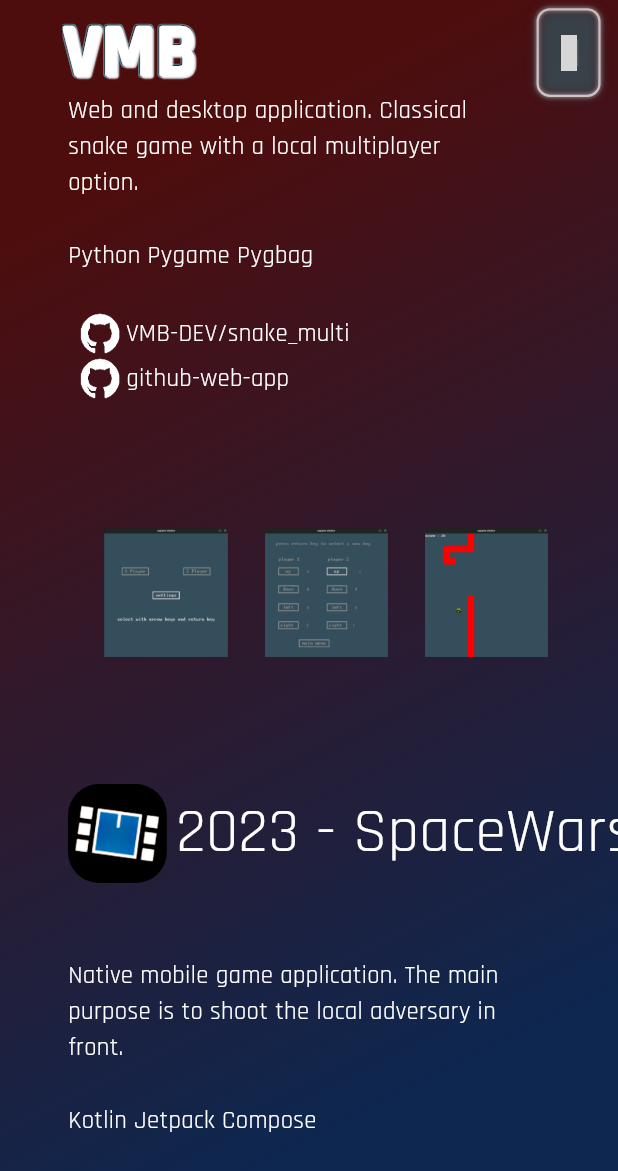
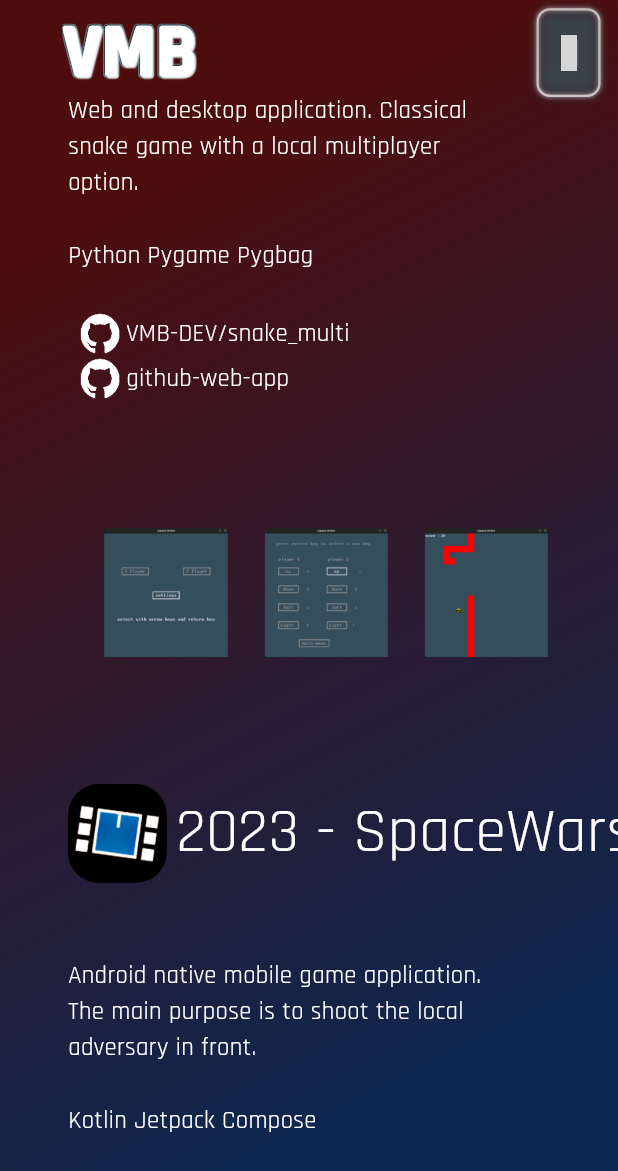
Before and after one commit to VMB-DEV/vmb_portfolio, a Flutter app: the screen it shows after launch, scrolled down 2304 dp, on a phone screen of 412 x 824 dp. Shown: the top 1171 px of the screen. Run offline on Flutter 3.47's test engine with Material 3 defaults, Android fonts, the phone set to English and light mode, and no system bars; drawn by our look-alikes of bordered_text; our stand-ins replace flutter_riverpod, get_it, google_fonts, material_symbols_icons, shared_preferences; grey boxes are pictures that could not be loaded.

Commit message:
feat: projects concepts in english and french

```diff
--- a/lib/features/projects/data/data_source/local_data_source_projects.dart
+++ b/lib/features/projects/data/data_source/local_data_source_projects.dart
@@ -2,11 +2,12 @@ import 'package:flutter/material.dart';
 import 'package:vmb_portfolio/core/data/values/picture_type.dart';
 import 'package:vmb_portfolio/core/data/values/url_type.dart';
 
+import '../../../../core/data/values/languages.dart';
 import '../../Project.dart';
 import '../values/data_project.dart';
 
 abstract class ProjectsLocalDataSource {
-  String getConcept(Project project);
+  Map<Languages, String> getConcept(Project project);
   String getDescription(Project project);
   String getTechno(Project project);
   List<(PictureType, UrlType)> getLinks(Project project);
@@ -14,7 +15,7 @@ abstract class ProjectsLocalDataSource {
 
 class ProjectsLocalDataSourceImpl implements ProjectsLocalDataSource {
   @override
-  String getConcept(Project project) => switch (project) {
+  Map<Languages, String> getConcept(Project project) => switch (project) {
     Project.portfolio => ProjectData.portfolio.concept,
     Project.robuzzle => ProjectData.robuzzle.concept,
     Project.snake => ProjectData.snake.concept,
--- a/lib/features/projects/data/model/model_project.dart
+++ b/lib/features/projects/data/model/model_project.dart
@@ -1,11 +1,12 @@
 import 'dart:ui';
 
 import 'package:vmb_portfolio/core/data/values/url_type.dart';
+import '../../../../core/data/values/languages.dart';
 import '../../Project.dart';
 
 class ProjectModel {
   final Project type;
-  final String concept;
+  final Map<Languages, String> concept;
   final String description;
   final String techno;
   final Image icon;
--- a/lib/features/projects/data/values/data_project.dart
+++ b/lib/features/projects/data/values/data_project.dart
@@ -1,9 +1,13 @@
+import 'package:vmb_portfolio/core/data/values/languages.dart';
 import 'package:vmb_portfolio/core/data/values/picture_type.dart';
 import 'package:vmb_portfolio/core/data/values/url_type.dart';
 
 enum ProjectData {
   portfolio(
-    concept: "Web application made to present my self in a interactive way. Designs are inspired by Cobinna David's and Saxena Sakshi's work.",
+    concept: {
+      Languages.english: "Web application made to present my self in a interactive way. Designs are inspired by Cobinna David's and Saxena Sakshi's work.",
+      Languages.french: "Application web pour me présenter de manière interactive. Directement inspiré du travail de David Cobinna et Saxena Sakshi."
+    },
     description: "This Web application is deployed with firebase. Built with the Flutter framework, this project has been built with usefull packages like flutter_riverpod (or google_fonts). The main idea was to work in a clean architecture to make a maintainable portfolio and easily upgradable",
     techno:  "Dart, Flutter, Riverpod",
     icon: PictureType.portfolioIcon,
@@ -18,7 +22,10 @@ enum ProjectData {
     ],
   ),
   robuzzle(
-    concept: "Web and Mobile game application. The main purpose of the game is to conceive algorithms to instruct a space ship on how to get all the stars on a map",
+    concept: {
+      Languages.english: "Web and Mobile game application. The main purpose of the game is to conceive algorithms to instruct a space ship on how to get all the stars on a map.",
+      Languages.french: "Application web et mobile. Le jeu se base sur une logique algorithmique de déplacements conditionnés pour résoudre un puzzle en récupérant toutes les étoiles affichées."
+    },
     description: "This application deployed with firebase has been build with Dart on the Flutter framework. The project use ",
     techno:  "Dart, Flutter, BLoC, Hive",
     icon: PictureType.robuzzleIcon,
@@ -34,7 +41,10 @@ enum ProjectData {
     ],
   ),
   snake(
-    concept: "Web and desktop application. Classical snake game with a local multiplayer option.",
+    concept: {
+      Languages.english: "Web and desktop application. Classical snake game with a local multiplayer option.",
+      Languages.french: "Application web et de bureau. Un snake des plus classique jouable à deux en local",
+    },
     description: "Game developed at the end of a 2 weeks bootcamp on python in Yutopia. Mainly used the pygame engine to run it and a structured architecture for an easy maintenance. Hosted on the github service.",
     techno:  "Python Pygame Pygbag",
     icon: PictureType.snakeIcon,
@@ -49,7 +59,10 @@ enum ProjectData {
     ],
   ),
   spacewars(
-    concept: "Native mobile game application. The main purpose is to shoot the local adversary in front.",
+    concept: {
+      Languages.english: "Android native mobile game application. The main purpose is to shoot the local adversary in front.",
+      Languages.french: "Application mobile native android. Inspiré de DUAL, le jeu a pour but est de détruire le vaisseau adverse connecté en wifi",
+    },
     description: "Game developed in Kotlin with the Jetpack toolkit and flows to handle events. Two devices facing each other connected through wifi",
     techno:  "Kotlin Jetpack Compose",
     icon: PictureType.spaceWarsIcon,
@@ -61,7 +74,7 @@ enum ProjectData {
     links: [],
   ),
   ;
-  final String concept;
+  final Map<Languages, String> concept;
   final String description;
   final String techno;
   final PictureType icon;
--- a/lib/features/projects/domain/entity/entity_project.dart
+++ b/lib/features/projects/domain/entity/entity_project.dart
@@ -1,12 +1,13 @@
 import 'dart:ui';
 
+import '../../../../core/data/values/languages.dart';
 import '../../../catcher/domain/entity/entity_icon_text_link.dart';
 import '../../Project.dart';
 import '../../data/model/model_project.dart';
 
 class ProjectEntity {
   final Project type;
-  final String concept;
+  final Map<Languages, String> concept;
   final String description;
   final String techno;
   final Image icon;
--- a/lib/features/projects/presentation/page/widget_project.dart
+++ b/lib/features/projects/presentation/page/widget_project.dart
@@ -1,9 +1,12 @@
 import 'dart:ui' as ui;
 import 'package:flutter/material.dart';
+import 'package:flutter_riverpod/flutter_riverpod.dart';
 import 'package:google_fonts/google_fonts.dart';
 import 'package:vmb_portfolio/core/constants/custom_colors.dart';
+import 'package:vmb_portfolio/core/data/values/languages.dart';
 import 'package:vmb_portfolio/core/extensions/box_constraints.dart';
 import 'package:vmb_portfolio/core/presentation/text/animated_link_widget.dart';
+import 'package:vmb_portfolio/core/state_management/riverpod/language/provider_language.dart';
 import 'package:vmb_portfolio/features/projects/domain/entity/entity_project.dart';
 import 'package:vmb_portfolio/features/projects/presentation/page/painter_title_delimiter.dart';
 import 'package:vmb_portfolio/features/projects/presentation/page/sizes_projects.dart';
@@ -11,7 +14,7 @@ import 'package:vmb_portfolio/features/projects/presentation/page/widget_image_p
 
 import '../../../../main.dart';
 
-class ProjectWidget extends StatelessWidget {
+class ProjectWidget extends ConsumerStatefulWidget {
   final ProjectEntity entity;
   final ProjectsSizes sizes;
   const ProjectWidget({
@@ -21,13 +24,25 @@ class ProjectWidget extends StatelessWidget {
   });
 
   @override
+  ConsumerState<ProjectWidget> createState() => _ProjectWidgetState();
+}
+
+class _ProjectWidgetState extends ConsumerState<ProjectWidget> {
+  ProjectsSizes get _sizes => widget.sizes;
+  ProjectEntity get _entity => widget.entity;
+  late Languages _currentLanguage;
+
+  @override
   Widget build(BuildContext context) {
+    ref.listen(languageProvider, (previous, next) {
+      next.whenData((language) => setState(() => _currentLanguage = language));
+    });
     return Container(
-      margin: sizes.leftPartMargin.add(sizes.mediumMargins.bot),
+      margin: _sizes.leftPartMargin.add(_sizes.mediumMargins.bot),
       child: Column(
         children: [
           _title,
-          sizes.isCompact ? _compactLayout : _largeLayout,
+          _sizes.isCompact ? _compactLayout : _largeLayout,
         ],
       ),
     );
@@ -41,6 +56,7 @@ class ProjectWidget extends StatelessWidget {
       _smallPicturesLayout
     ],
   );
+
   Widget get _compactLayout => Column(
     crossAxisAlignment: CrossAxisAlignment.start,
     children: [
@@ -51,12 +67,12 @@ class ProjectWidget extends StatelessWidget {
   );
 
   Widget get _smallPicturesLayout => Container(
-    margin: sizes.smallMargins.top
-        .add(sizes.smallMargins.top)
-        .add(sizes.rightPartMargin)
+    margin: _sizes.smallMargins.top
+        .add(_sizes.smallMargins.top)
+        .add(_sizes.rightPartMargin)
     ,
     child: Row(
-      mainAxisAlignment: sizes.isCompact ? MainAxisAlignment.spaceEvenly : MainAxisAlignment.end,
+      mainAxisAlignment: _sizes.isCompact ? MainAxisAlignment.spaceEvenly : MainAxisAlignment.end,
       crossAxisAlignment: CrossAxisAlignment.end,
       children: [
         imageByIndex(0),
@@ -66,31 +82,24 @@ class ProjectWidget extends StatelessWidget {
     ),
   );
 
-  // Widget imageByIndex(int index) => Container(
-  //   margin: sizes.smallMargins.start,
-  //   child: RawImage(
-  //     image: entity.images[index],
-  //     width: sizes.imageWidth,
-  //     height: sizes.imageHeight,
-  //   ),
-  // );
   Widget imageByIndex(int index) => Container(
-    margin: sizes.smallMargins.start,
+    margin: _sizes.smallMargins.start,
     child: Hero(
-      tag: '${entity.type.name}_image_$index',
+      tag: '${widget.entity.type.name}_image_$index',
       child: Material(
         color: Colors.transparent,
         child: InkWell(
           onTap: () => _showFullScreenImage(index),
           child: RawImage(
-            image: entity.images[index],
-            width: sizes.imageWidth,
-            height: sizes.imageHeight,
+            image: _entity.images[index],
+            width: _sizes.imageWidth,
+            height: _sizes.imageHeight,
           ),
         ),
       ),
     ),
   );
+
   void _showFullScreenImage(int index) {
     final context = navigatorKey.currentContext;
     if (context == null) return;
@@ -100,53 +109,53 @@ class ProjectWidget extends StatelessWidget {
         opaque: false,
         barrierDismissible: true,
         pageBuilder: (context, _, __) => ImagePopupWidget(
-          heroTag: '${entity.type.name}_image_$index',
-          image: entity.images[index],
+          heroTag: '${_entity.type.name}_image_$index',
+          image: _entity.images[index],
         ),
         transitionDuration: const Duration(milliseconds: 300),
       ),
     );
   }
 
-
-
   Widget get _smallTextDescription => Container(
-    margin: sizes.smallMargins.top,
-    width: sizes.descriptionWidth,
+    margin: _sizes.smallMargins.top,
+    width: _sizes.descriptionWidth,
     child: Column(
       crossAxisAlignment: CrossAxisAlignment.start,
       children: [
         _concept,
         _techno,
-        sizes.isCompact ? _compactLinks : _largeLinks,
+        _sizes.isCompact ? _compactLinks : _largeLinks,
       ],
     ),
   );
 
-  Widget get _concept => projectText(text: entity.concept);
-  Widget get _techno => projectText(text: entity.techno);
+  Widget get _concept => projectText(text: _entity.concept[_currentLanguage]!);
+
+  Widget get _techno => projectText(text: _entity.techno);
+
   Widget get _largeLinks => Row(
     crossAxisAlignment: CrossAxisAlignment.end,
     children: [
-      if (entity.links.isNotEmpty) ...[
+      if (_entity.links.isNotEmpty) ...[
         projectText(text: "links :"),
-        AnimatedLinkWidget(sizes: sizes, entity: entity.links[0])
+        AnimatedLinkWidget(sizes: _sizes, entity: _entity.links[0])
       ],
-      if (entity.links.length > 1) AnimatedLinkWidget(sizes: sizes, entity: entity.links[1]),
-      if (entity.links.length > 2) AnimatedLinkWidget(sizes: sizes, entity: entity.links[2]),
+      if (_entity.links.length > 1) AnimatedLinkWidget(sizes: _sizes, entity: _entity.links[1]),
+      if (_entity.links.length > 2) AnimatedLinkWidget(sizes: _sizes, entity: _entity.links[2]),
     ],
   );
 
   Widget get _compactLinks => Container(
-    margin: sizes.smallMargins.top,
+    margin: _sizes.smallMargins.top,
     child: Column(
       crossAxisAlignment: CrossAxisAlignment.end,
       children: [
-        if (entity.links.isNotEmpty) ...[
-          AnimatedLinkWidget(sizes: sizes, entity: entity.links[0])
+        if (_entity.links.isNotEmpty) ...[
+          AnimatedLinkWidget(sizes: _sizes, entity: _entity.links[0])
         ],
-        if (entity.links.length > 1) AnimatedLinkWidget(sizes: sizes, entity: entity.links[1]),
-        if (entity.links.length > 2) AnimatedLinkWidget(sizes: sizes, entity: entity.links[2]),
+        if (_entity.links.length > 1) AnimatedLinkWidget(sizes: _sizes, entity: _entity.links[1]),
+        if (_entity.links.length > 2) AnimatedLinkWidget(sizes: _sizes, entity: _entity.links[2]),
       ],
     ),
   );
@@ -158,30 +167,31 @@ class ProjectWidget extends StatelessWidget {
   ],);
 
   Widget get _name => Container(
-    margin: sizes.mediumMargins.start,
+    margin: _sizes.mediumMargins.start,
     child: Text(
-      entity.type.name,
+      _entity.type.name,
       style: GoogleFonts.rajdhani(
       color: MyColors.visibleText,
-      fontSize: sizes.fonts.big,
+      fontSize: _sizes.fonts.big,
     ),),
   );
+
   Widget get _icon => ClipRRect(
-    borderRadius: BorderRadius.all(Radius.circular(sizes.iconBoxRadius)),
+    borderRadius: BorderRadius.all(Radius.circular(_sizes.iconBoxRadius)),
     child: RawImage(
-      image: entity.icon,
-      width: sizes.iconBox.W,
-      height: sizes.iconBox.H,
+      image: _entity.icon,
+      width: _sizes.iconBox.W,
+      height: _sizes.iconBox.H,
     ),
   );
 
   Widget projectText({required String text}) => Container(
-    margin: sizes.smallMargins.top,
+    margin: _sizes.smallMargins.top,
     child: Text(
       text,
       style: GoogleFonts.rajdhani(
         // fontSize: sizes.fonts.medium,
-        fontSize: sizes.isCompact ? sizes.fonts.small : sizes.fonts.medium,
+        fontSize: _sizes.isCompact ? _sizes.fonts.small : _sizes.fonts.medium,
         color: MyColors.visibleText,
       ),
     ),
```
